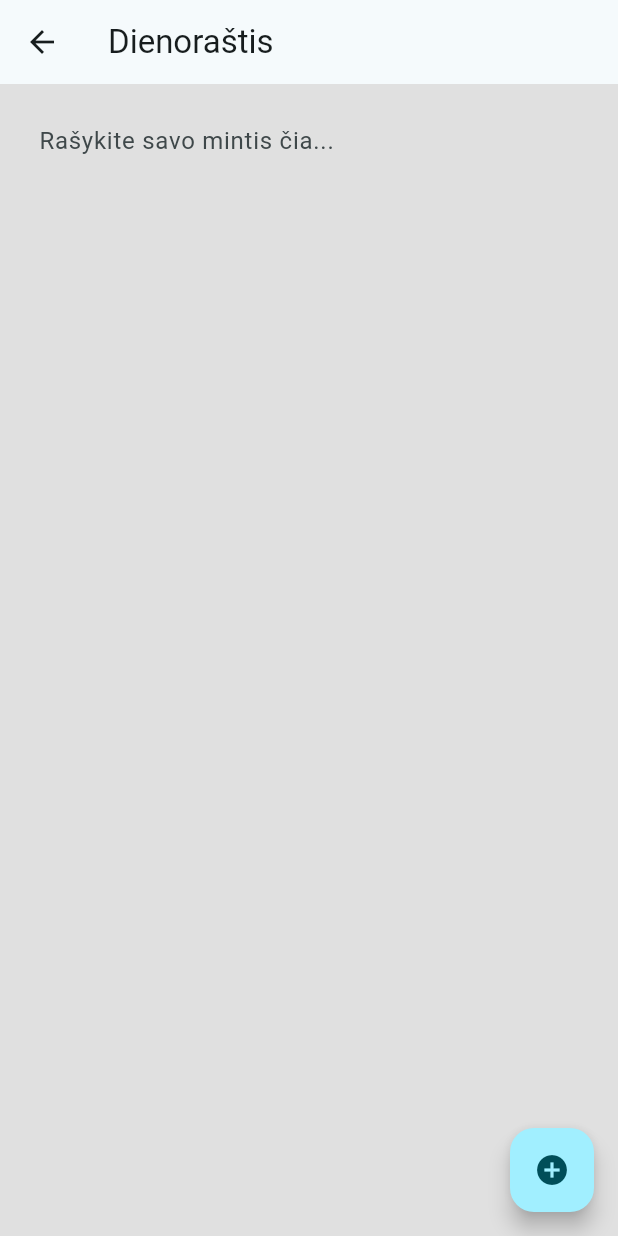
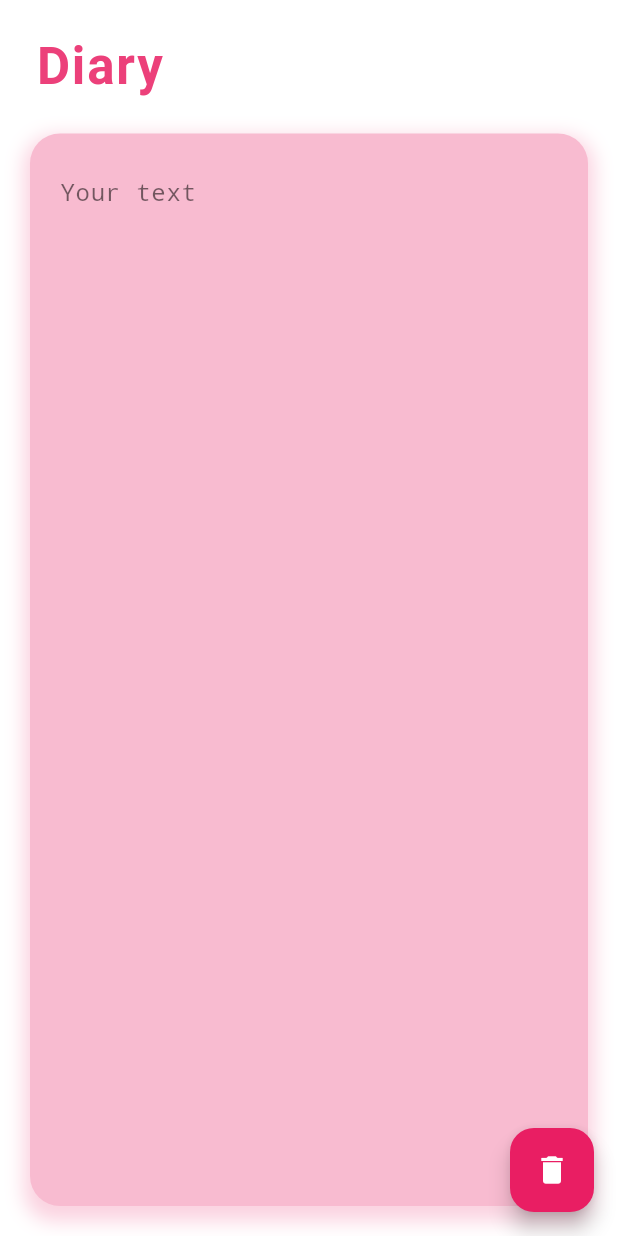
Before and after one commit to PukisCarol/KenGuRuu, a Flutter app: the DiaryPage screen opened directly, on a phone screen of 412 x 824 dp. Run offline on Flutter 3.47's test engine with Material 3 defaults, Android fonts, the phone set to English and light mode, and no system bars; drawn by our look-alikes of calendar_view; our stand-ins replace firebase_auth, firebase_core, fluttertoast, google_fonts; accounts and stored records are empty.

Commit message:
To do list, profilis ir diary
dizainai

```diff
--- a/lib/pages/DiaryPage.dart
+++ b/lib/pages/DiaryPage.dart
@@ -4,94 +4,100 @@ import 'package:kenguruu/pages/ToDoPageDialogButtons.dart';
 
 class DiaryPage extends StatefulWidget {
   const DiaryPage({super.key, required this.title});
-
   final String title;
 
   @override
   State<DiaryPage> createState() => _DiaryPageState();
 }
 
-class _DiaryPageState extends State<DiaryPage> {
-  final _controller = TextEditingController();
+class _DiaryPageState extends State<DiaryPage> with SingleTickerProviderStateMixin {
+  final TextEditingController _controller = TextEditingController();
 
-  List diaryEntries = [
+  List<String> diaryEntries = [];
 
-  ];
-
-  void saveDiary() {
-    if(_controller.text.trim().isEmpty) {
-      showDialog(
-        context: context,
-          builder: (context) {
-            return AlertDialog(
-                backgroundColor: Colors.blue,
-                content: SizedBox(
-                    height: 120,
-                    child: Column(
-                      mainAxisAlignment: MainAxisAlignment.spaceEvenly,
-                      children: [
-                        Text('Nieko neįrašėte'),
-                        Row(
-                            mainAxisAlignment: MainAxisAlignment.end,
-                            children: [
-                              MyButton(text: 'Gerai', onPressed: Navigator.of(context).pop)
-                            ],
-                        ),
-                      ],
-                    ),
-                ),
-            );
-          },
-      );
-    } else {
+  void clearTextField() {
     setState(() {
-        diaryEntries.add(_controller.text);
       _controller.clear();
     });
-    }
   }
 
   @override
   Widget build(BuildContext context) {
     return Scaffold(
-      backgroundColor: Colors.grey[300],
-      appBar: AppBar(
-        title: Text("Dienoraštis"),
-        elevation: 0,
+      backgroundColor: Colors.white,
+      body: SafeArea(
+        child: Column(
+          crossAxisAlignment: CrossAxisAlignment.stretch,
+          children: [
+            const SizedBox(height: 20),
+
+            // "Diary" title aligned to the right
+            Padding(
+              padding: const EdgeInsets.symmetric(horizontal: 24),
+              child: Align(
+                alignment: Alignment.centerLeft,
+                child: Text(
+                  'Diary',
+                  style: TextStyle(
+                    fontSize: 34,
+                    fontWeight: FontWeight.bold,
+                    color: Colors.pink[400],
+                    letterSpacing: 1.2,
                   ),
-        body: Column(
-          children: [
+                ),
+              ),
+            ),
+
+            const SizedBox(height: 20),
+
+            // Pink diary input box with rounded corners and shadow
             Expanded(
+              child: Padding(
+                padding: const EdgeInsets.symmetric(horizontal: 20),
+                child: AnimatedContainer(
+                  duration: const Duration(milliseconds: 300),
+                  curve: Curves.easeInOut,
+                  decoration: BoxDecoration(
+                    color: Colors.pink[100],
+                    borderRadius: BorderRadius.circular(20),
+                    boxShadow: [
+                      BoxShadow(
+                        color: Colors.pink.withOpacity(0.2),
+                        spreadRadius: 4,
+                        blurRadius: 10,
+                        offset: Offset(0, 6),
+                      )
+                    ],
+                  ),
+                  padding: const EdgeInsets.all(20),
                   child: TextField(
                     controller: _controller,
                     minLines: null,
                     maxLines: null,
                     expands: true,
-                decoration: InputDecoration(
-                  hintText: 'Rašykite savo mintis čia...',
-                  contentPadding: EdgeInsets.all(26),
+                    style: const TextStyle(
+                      fontFamily: 'Courier',
+                      fontSize: 16,
+                    ),
+                    decoration: const InputDecoration(
+                      hintText: 'Your text',
+                      hintStyle: TextStyle(color: Colors.black54),
                       border: InputBorder.none,
                     ),
                   ),
                 ),
-            if(diaryEntries.isNotEmpty)
-              Container(
-                color:Colors.white,
-                height: 200,
-                child: ListView.builder(
-                  itemCount: diaryEntries.length,
-                  itemBuilder: (context, index) {
-                    return ListTile(
-                      title: Text(diaryEntries[index]),
-                    );
-                  },
               ),
             ),
+            const SizedBox(height: 20),
           ],
         ),
+      ),
+
+      // Eraser button
       floatingActionButton: FloatingActionButton(
-        onPressed: saveDiary,
-        child: Icon(Icons.add_circle),
+        onPressed: clearTextField,
+        backgroundColor: Colors.pink,
+        child: const Icon(Icons.delete, color: Colors.white),
       ),
       floatingActionButtonLocation: FloatingActionButtonLocation.endFloat,
     );
```
Also changed, not shown: lib/pages/ProfilePage.dart (+28 -15 lines), lib/pages/ToDoListPage.dart (+69 -28 lines), lib/pages/ToDoPageBox.dart (+28 -35 lines). Lines whose indentation alone changed are shown as unchanged.
